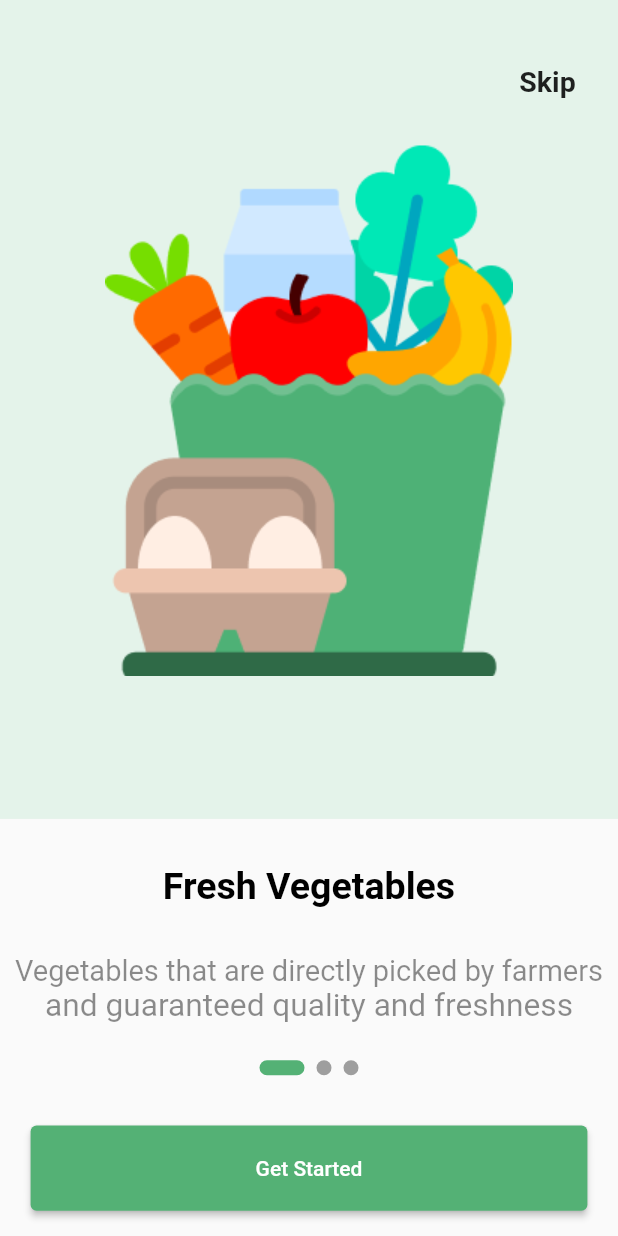
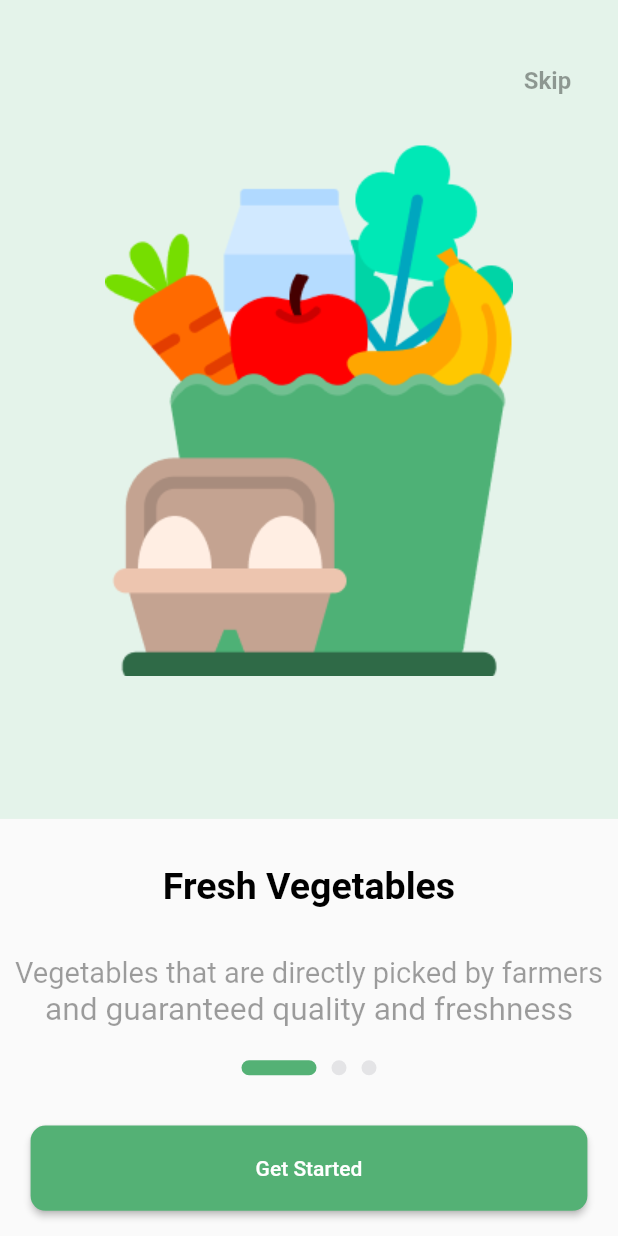
Before and after one commit to Adenugakolade-02/Gobble, a Flutter app: the screen it shows after launch, on a phone screen of 412 x 824 dp. Run offline on Flutter 3.47's test engine with Material 2 defaults, Android fonts, the phone set to English and light mode, and no system bars; drawn by our look-alikes of smooth_page_indicator.

Commit message:
improved onboarding design

```diff
--- a/lib/screens/onboarding_screen.dart
+++ b/lib/screens/onboarding_screen.dart
@@ -48,7 +48,7 @@ class OnBoardingScreen extends StatelessWidget {
             Center(
               child: SmoothPageIndicator(
                 count: 3,
-                effect: const ExpandingDotsEffect(activeDotColor: Color(0xFF54B175), dotWidth: 10, dotHeight: 10),
+                effect: const ExpandingDotsEffect(activeDotColor: Color(0xFF54B175), dotColor: Color(0xFFE4E4E6) ,dotWidth: 10, dotHeight: 10, spacing: 10, expansionFactor: 5),
                 controller: controller),
             ),
             Container(
--- a/lib/widgets/onboarding_widgets/build_page.dart
+++ b/lib/widgets/onboarding_widgets/build_page.dart
@@ -39,8 +39,8 @@ class BuildPage extends StatelessWidget {
                     child: const Text(
                       'Skip',
                       style: TextStyle(
-                          color: Colors.black87,
-                          fontSize: 19,
+                          color: Colors.black38,
+                          fontSize: 16,
                           fontWeight: FontWeight.w600),
                     ),
                     onPressed: function,
@@ -60,9 +60,9 @@ class BuildPage extends StatelessWidget {
                     child: Text(
                   subText1,
                   style: const TextStyle(
-                      fontSize: 14,
+                      fontSize: 5,
                       fontWeight: FontWeight.w400,
-                      color: Colors.black45),
+                      color: Colors.black38),
                 ))),
             Container(
                 padding: EdgeInsets.symmetric(horizontal: 30),
@@ -71,9 +71,9 @@ class BuildPage extends StatelessWidget {
                     child: Text(
                   subText2,
                   style: const TextStyle(
-                      fontSize: 14,
+                      fontSize: 3,
                       fontWeight: FontWeight.w400,
-                      color: Colors.black45),
+                      color: Colors.black38),
                   textAlign: TextAlign.center,
                 )))
           ],
--- a/lib/widgets/onboarding_widgets/onboarding_buttons.dart
+++ b/lib/widgets/onboarding_widgets/onboarding_buttons.dart
@@ -14,7 +14,7 @@ class OnBoardingButton extends StatelessWidget {
       style: ElevatedButton.styleFrom(
         primary: Color(0xFF54B175),
         minimumSize: Size(double.infinity,getHeight(context, 56)),
-        // shape:
+        shape: RoundedRectangleBorder(borderRadius: BorderRadius.circular(10))
       ),
       onPressed: function,
       child: Text(buttonText),
```
